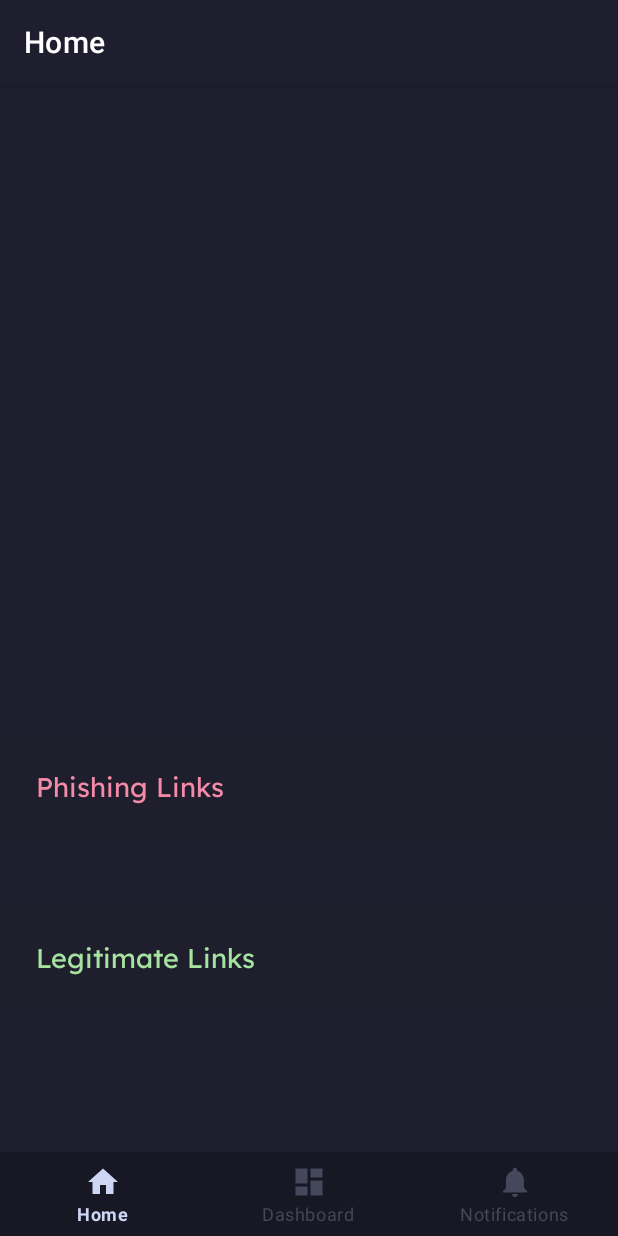
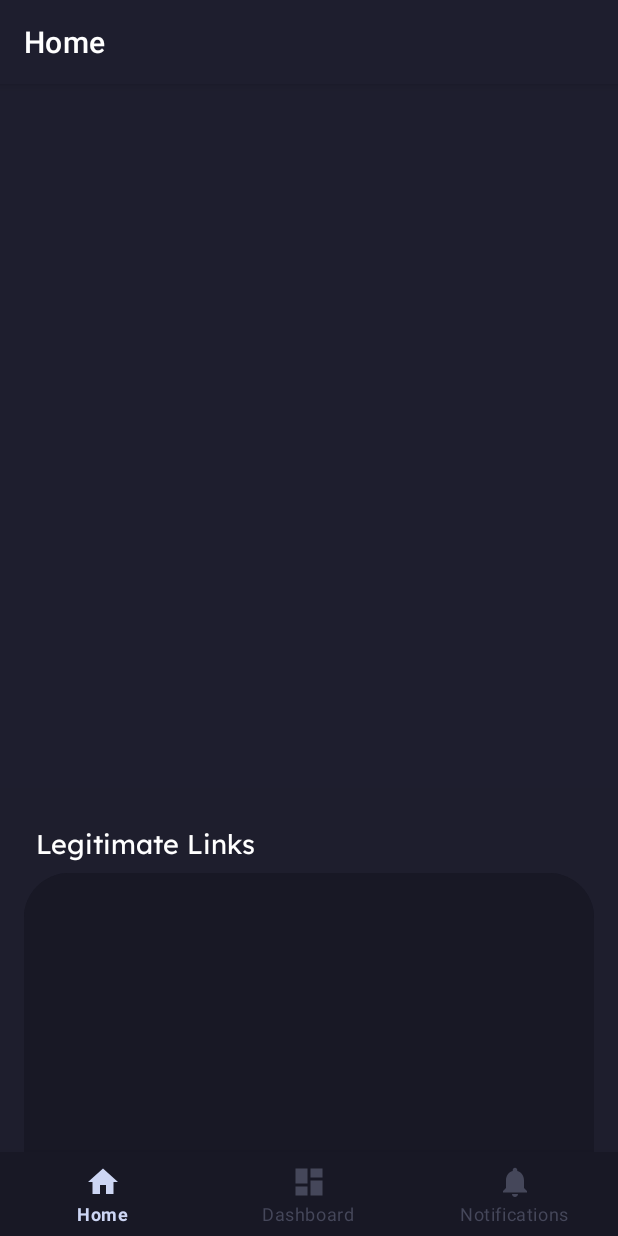
Before and after one commit to veinsss/SmishX, an Android app: the HomeFragment screen opened directly, with no data from a screen before it, on a phone screen of 412 x 824 dp. Run offline under Robolectric (Android 15) with nearby library versions, the phone set to English and light mode, and no system bars; our stand-ins replace navigation-ui.

Commit message:
moved phishing to dashboard

```diff
--- a/app/src/main/java/com/example/smishx/ui/home/HomeFragment.kt
+++ b/app/src/main/java/com/example/smishx/ui/home/HomeFragment.kt
@@ -104,10 +104,8 @@ class HomeFragment : Fragment() {
     private fun loadLinks() {
         val sharedPref = requireActivity().getSharedPreferences("links", Context.MODE_PRIVATE) ?: return
 
-        val phishingLinks = sharedPref.getStringSet("phishing_links", setOf()) ?: setOf()
         val legitimateLinks = sharedPref.getStringSet("legitimate_links", setOf()) ?: setOf()
 
-        displayLinks(phishingLinks, binding.phishingLinksList)
         displayLinks(legitimateLinks, binding.legitimateLinksList)
     }
 
--- a/app/src/main/res/layout/fragment_home.xml
+++ b/app/src/main/res/layout/fragment_home.xml
@@ -9,12 +9,13 @@
 
     <ScrollView
         android:id="@+id/scrollViewSms"
-        android:layout_width="408dp"
-        android:layout_height="363dp"
-        app:layout_constraintBottom_toTopOf="@+id/phishingLinksContainer"
+        android:layout_width="409dp"
+        android:layout_height="413dp"
         app:layout_constraintEnd_toEndOf="parent"
+        app:layout_constraintHorizontal_bias="0.0"
         app:layout_constraintStart_toStartOf="parent"
-        app:layout_constraintTop_toTopOf="parent">
+        app:layout_constraintTop_toTopOf="parent"
+        tools:ignore="SpeakableTextPresentCheck">
 
         <LinearLayout
             android:id="@+id/smsContainer"
@@ -23,35 +24,6 @@
             android:orientation="vertical"
             android:padding="16dp" />
     </ScrollView>
-
-    <LinearLayout
-        android:id="@+id/phishingLinksContainer"
-        android:layout_width="0dp"
-        android:layout_height="wrap_content"
-        android:layout_marginTop="12dp"
-        android:background="#1E1E2D"
-        android:orientation="vertical"
-        android:padding="16dp"
-        app:layout_constraintEnd_toEndOf="parent"
-        app:layout_constraintHorizontal_bias="0.0"
-        app:layout_constraintStart_toStartOf="parent"
-        app:layout_constraintTop_toBottomOf="@id/scrollViewSms">
-
-        <TextView
-            android:layout_width="wrap_content"
-            android:layout_height="wrap_content"
-            android:fontFamily="@font/lexendregular"
-            android:padding="8dp"
-            android:text="Phishing Links"
-            android:textColor="@color/red"
-            android:textSize="18sp" />
-
-        <LinearLayout
-            android:id="@+id/phishingLinksList"
-            android:layout_width="match_parent"
-            android:layout_height="wrap_content"
-            android:orientation="vertical" />
-    </LinearLayout>
 
     <LinearLayout
         android:id="@+id/legitimateLinksContainer"
@@ -64,8 +36,8 @@
         app:layout_constraintEnd_toEndOf="parent"
         app:layout_constraintHorizontal_bias="0.0"
         app:layout_constraintStart_toStartOf="parent"
-        app:layout_constraintTop_toBottomOf="@id/phishingLinksContainer"
-        app:layout_constraintVertical_bias="0.216">
+        app:layout_constraintTop_toBottomOf="@id/scrollViewSms"
+        app:layout_constraintVertical_bias="0.0">
 
         <TextView
             android:layout_width="wrap_content"
@@ -73,14 +45,22 @@
             android:fontFamily="@font/lexendregular"
             android:padding="8dp"
             android:text="Legitimate Links"
-            android:textColor="@color/green"
+            android:textColor="@android:color/white"
             android:textSize="18sp" />
 
-        <LinearLayout
-            android:id="@+id/legitimateLinksList"
+        <ScrollView
             android:layout_width="match_parent"
-            android:layout_height="wrap_content"
-            android:orientation="vertical" />
+            android:layout_height="230dp"
+            android:background="@drawable/rounded_background"
+            android:fillViewport="true"
+            tools:ignore="SpeakableTextPresentCheck">
+
+            <LinearLayout
+                android:id="@+id/legitimateLinksList"
+                android:layout_width="match_parent"
+                android:layout_height="wrap_content"
+                android:background="@drawable/rounded_background"
+                android:orientation="vertical" />
+        </ScrollView>
     </LinearLayout>
-
 </androidx.constraintlayout.widget.ConstraintLayout>
```
